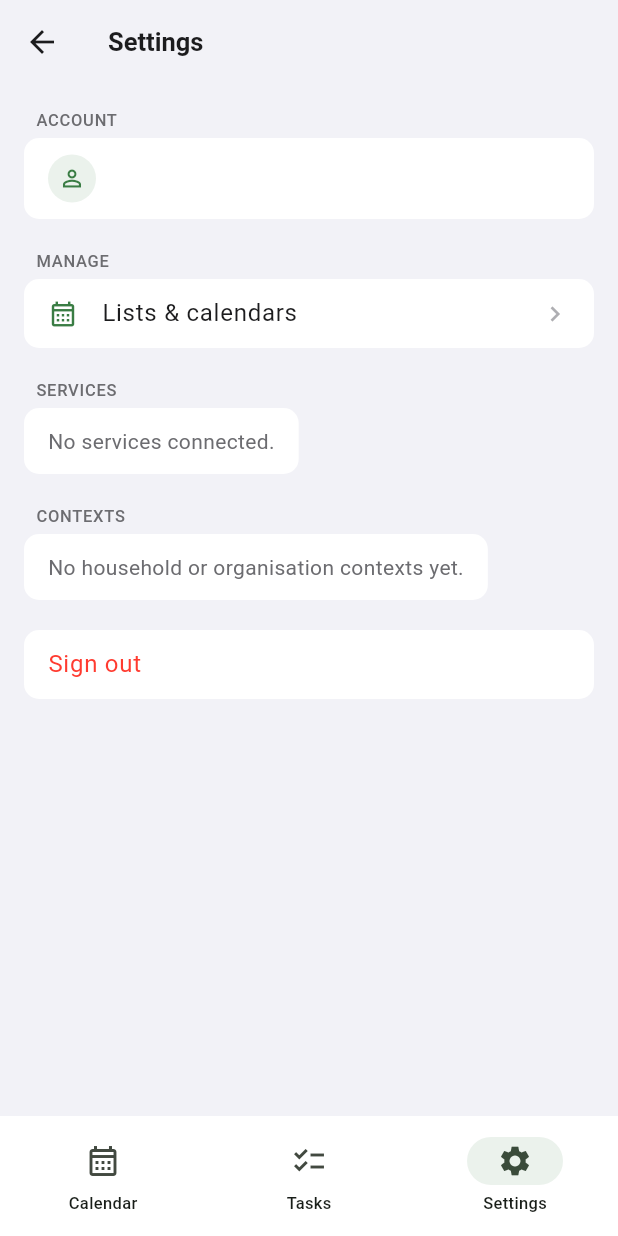
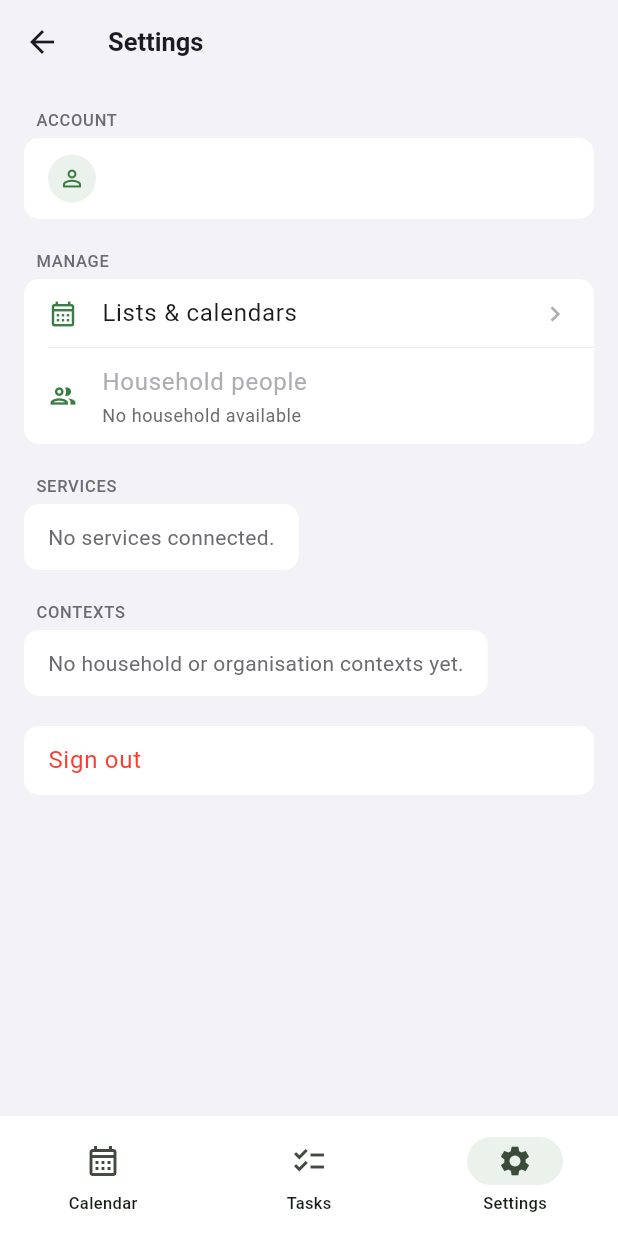
Before and after one commit to CaleeAdmin/CaleeMobile, a Flutter app: the CaleeHomePage screen opened directly with empty values, item 3 of the bottom bar chosen, on a phone screen of 412 x 824 dp. Run offline on Flutter 3.47's test engine with Material 3 defaults, Android fonts, the phone set to English and light mode, and no system bars; our stand-ins replace flutter_secure_storage; accounts and stored records are empty; network calls fail.

Commit message:
fix: show household people settings entry

```diff
--- a/lib/features/settings/settings_page.dart
+++ b/lib/features/settings/settings_page.dart
@@ -5,6 +5,7 @@ import '../../data/models/client_bootstrap.dart';
 import '../../ui/calee_theme.dart';
 import '../../ui/calee_widgets.dart';
 import 'calendar_collections_page.dart';
+import 'household_people_page.dart';
 
 class SettingsPage extends StatelessWidget {
   const SettingsPage({
@@ -78,6 +79,31 @@ class SettingsPage extends StatelessWidget {
                   ),
                 );
               },
+            ),
+            CaleeListRow(
+              title: 'Household people',
+              subtitle: bootstrap.contexts.households.isEmpty
+                  ? 'No household available'
+                  : 'Manage people for chores',
+              leading: const Icon(
+                Icons.group_outlined,
+                size: 20,
+                color: CaleeColors.primary,
+              ),
+              enabled: bootstrap.contexts.households.isNotEmpty,
+              onTap: bootstrap.contexts.households.isEmpty
+                  ? null
+                  : () {
+                      Navigator.of(context).push(
+                        MaterialPageRoute<void>(
+                          builder: (_) => HouseholdPeoplePage(
+                            hubClient: hubClient,
+                            accessToken: accessToken,
+                            households: bootstrap.contexts.households,
+                          ),
+                        ),
+                      );
+                    },
             ),
           ],
         ),
```
